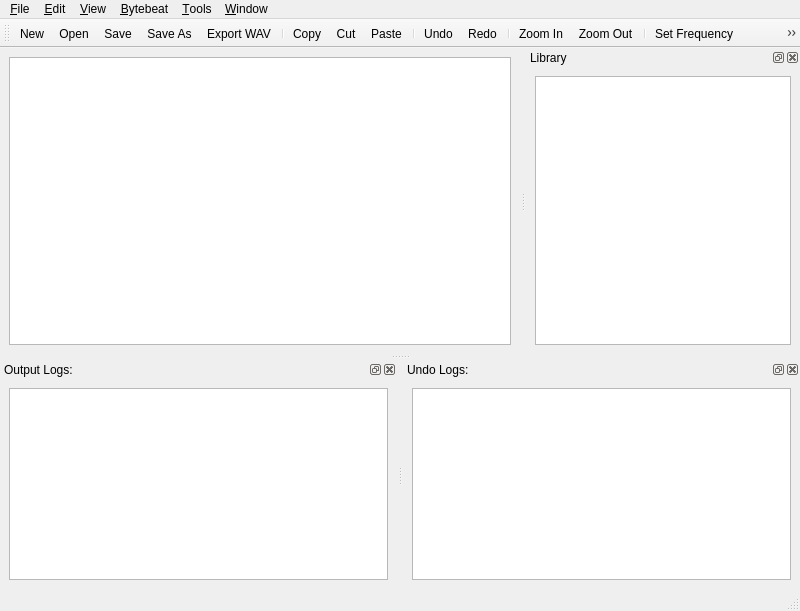
First picture: the form in mainwindow.ui, repository jarred-new/jarreds-bytebeat-composer-winqt, before the edit.
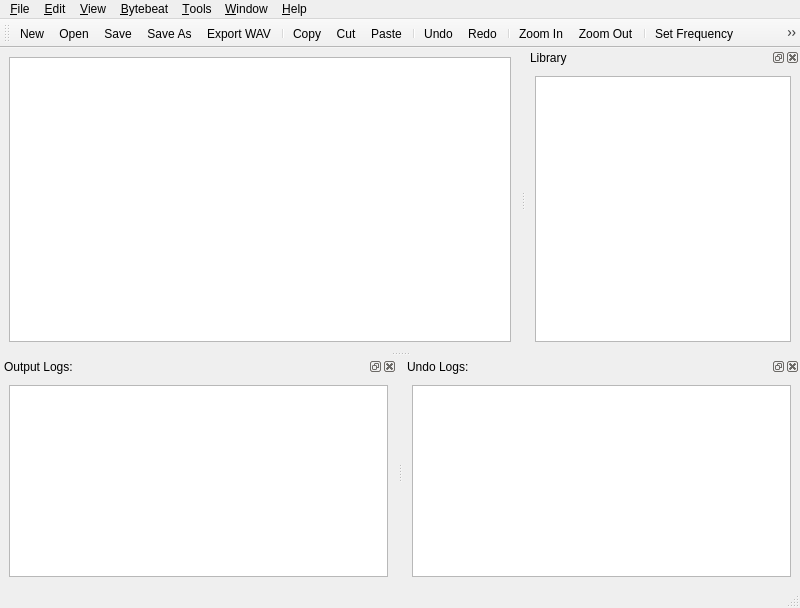
Second picture: the form after the edit. Icons and pictures are not drawn.

Commit message: Add application icons and update main window UI with Help menu

Patch:
```diff
--- a/mainwindow.ui
+++ b/mainwindow.ui
@@ -7,7 +7,7 @@
     <x>0</x>
     <y>0</y>
     <width>800</width>
-    <height>611</height>
+    <height>608</height>
    </rect>
   </property>
   <property name="windowTitle">
@@ -94,12 +94,20 @@
     <addaction name="action_Output_Logs"/>
     <addaction name="action_Undo_Logs"/>
    </widget>
+   <widget class="QMenu" name="menu_Help">
+    <property name="title">
+     <string>&amp;Help</string>
+    </property>
+    <addaction name="actionAbout_App"/>
+    <addaction name="actionAbout_Qt"/>
+   </widget>
    <addaction name="menu_File"/>
    <addaction name="menu_Edit"/>
    <addaction name="menu_View"/>
    <addaction name="menu_Bytebeat"/>
    <addaction name="menu_Tools"/>
    <addaction name="menu_Window"/>
+   <addaction name="menu_Help"/>
   </widget>
   <widget class="QStatusBar" name="statusbar"/>
   <widget class="QToolBar" name="toolBar">
```
Left out of the diff: 16 changed lines with no effect on the pictures. The commit also changes 5 other files.
